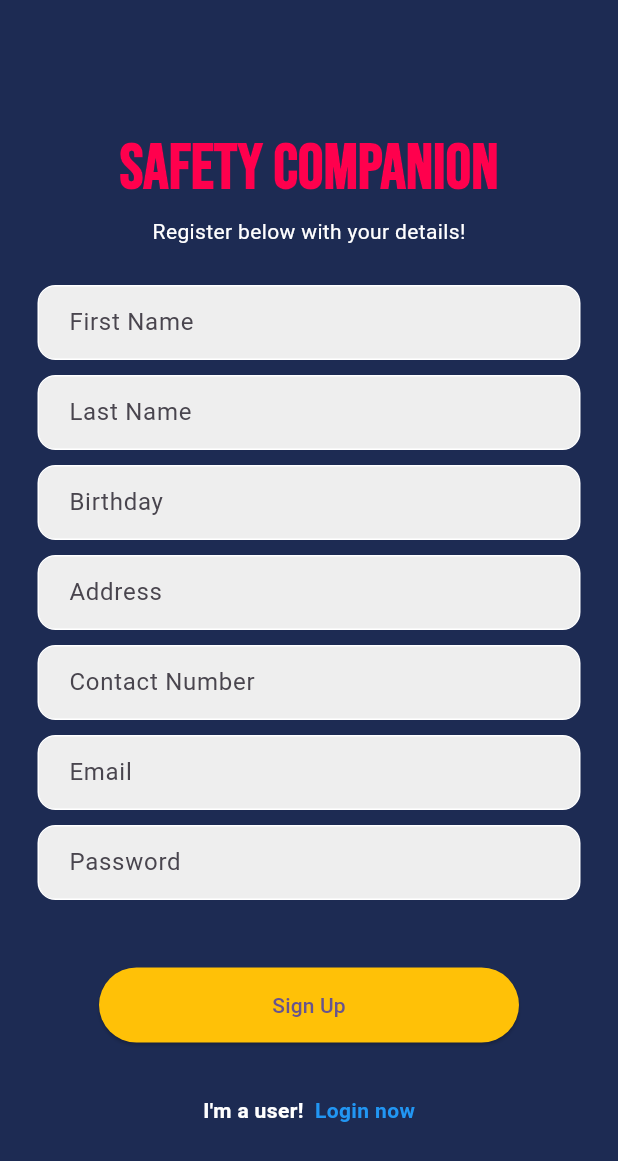
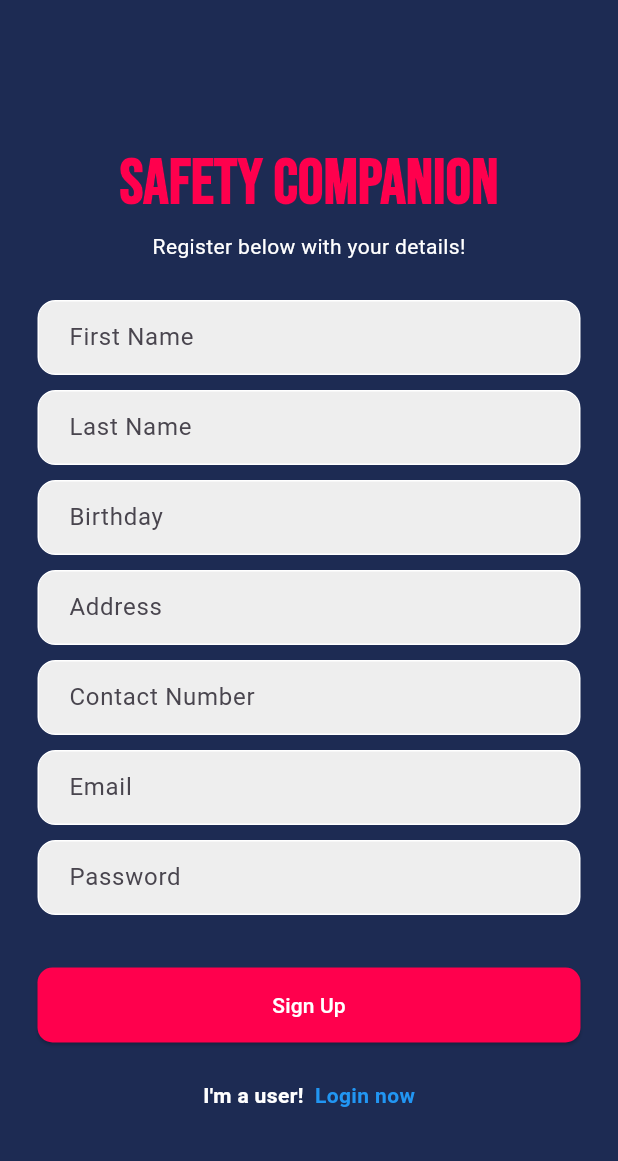
Before and after one commit to Mr-Nithil/safety_companion, a Flutter app: the RegisterScreen screen opened directly with empty values, on a phone screen of 412 x 824 dp. Shown: the top 1161 px of the screen. Run offline on Flutter 3.47's test engine with Material 3 defaults, Android fonts, the light colour scheme and no system bars; our stand-ins replace carousel_slider, cloud_firestore, curved_navigation_bar, firebase_auth, firebase_core, fluttertoast and 3 more; missing offline and left inert: flutter_phone_direct_caller; accounts and stored records are empty; network calls fail.

Commit message:
register page button update

```diff
--- a/lib/screens/register_screen.dart
+++ b/lib/screens/register_screen.dart
@@ -2,7 +2,7 @@ import 'package:cloud_firestore/cloud_firestore.dart';
 import 'package:firebase_auth/firebase_auth.dart';
 import 'package:flutter/material.dart';
 import 'package:google_fonts/google_fonts.dart';
-import 'package:safety_companion/auth_services.dart';
+import '../services/auth_services.dart';
 
 class RegisterScreen extends StatefulWidget {
   final VoidCallback showLoginPage;
@@ -267,15 +267,25 @@ class _RegisterScreenState extends State<RegisterScreen> {
                     height: 10,
                   ),
                   Padding(
-                    padding: const EdgeInsets.all(25.0),
+                    padding: const EdgeInsets.all(15.0),
                     child: Container(
                       height: 50,
-                      width: 300,
+                      width: 400, // Set your desired width here
                       padding: const EdgeInsets.fromLTRB(10, 0, 10, 0),
                       child: ElevatedButton(
                         style: ButtonStyle(
-                          backgroundColor:
-                              MaterialStateProperty.all(Colors.amber),
+                          backgroundColor: MaterialStateProperty.all(
+                            Color.fromARGB(255, 255, 0, 77),
+                          ),
+                          foregroundColor:
+                              MaterialStateProperty.all(Colors.white),
+                          shape:
+                              MaterialStateProperty.all<RoundedRectangleBorder>(
+                            RoundedRectangleBorder(
+                              borderRadius: BorderRadius.circular(
+                                  10.0), // Adjust the radius as needed
+                            ),
+                          ),
                         ),
                         onPressed: () {
                           isLoader ? print("Loading") : _submitForm();
--- a/lib/auth_services.dart
+++ b/lib/services/auth_services.dart
@@ -1,6 +1,6 @@
 import 'package:firebase_auth/firebase_auth.dart';
 import 'package:flutter/material.dart';
-import 'package:safety_companion/db.dart';
+import 'package:safety_companion/services/db.dart';
 import 'package:safety_companion/screens/home_screen.dart';
 
 class AuthService {
```
Also changed, not shown: lib/services/db.dart (renamed from lib/db.dart).
